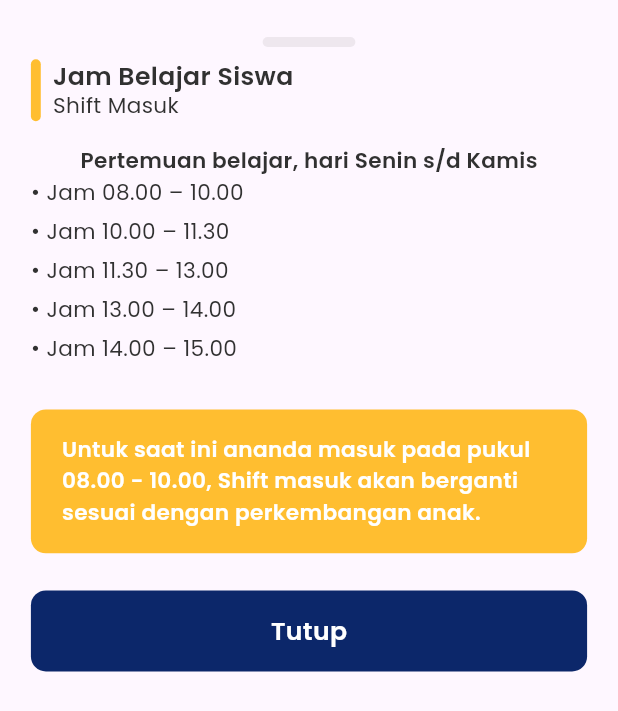
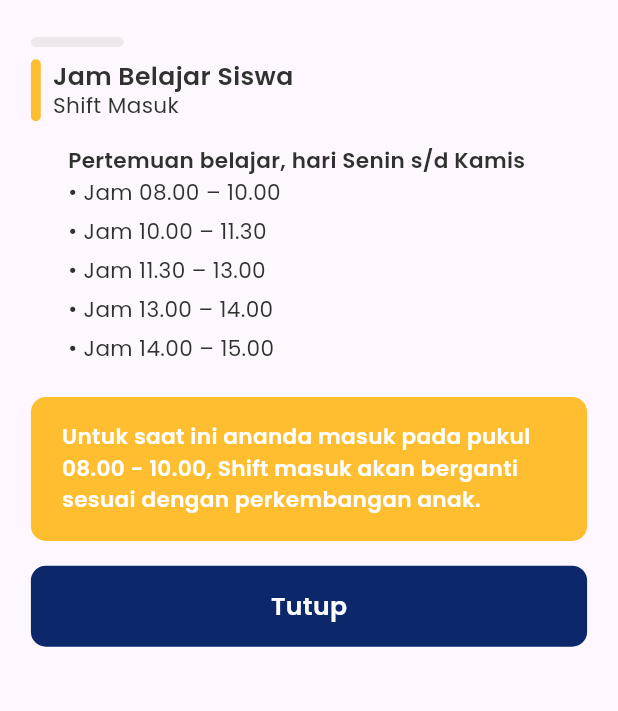
Before and after one commit to Ratih-Shinta/Fun-Education-App, a Flutter app: the BottomsheetPenjelasanShiftMasuk widget shown alone on an empty page, opened directly, on a phone screen of 412 x 824 dp. Shown: the top 711 px of the screen. Run offline on Flutter 3.47's test engine with Material 3 defaults, Android fonts, the phone set to English and light mode, and no system bars; drawn by our look-alikes of auto_size_text; our stand-ins replace flutter_svg, get, google_fonts.

Commit message:
feat [RS] : slicing bottomsheet penjelasan shift masuk

```diff
--- a/lib/app/global-component/common_button.dart
+++ b/lib/app/global-component/common_button.dart
@@ -4,10 +4,9 @@ import 'package:fun_education_app/common/helper/themes.dart';
 class CommonButton extends StatelessWidget {
   final String text;
   final VoidCallback onPressed;
+  final Color color;
 
-  CommonButton(
-      {Key? key,
-      required this.text, required this.onPressed})
+  CommonButton({Key? key, required this.text, required this.onPressed, required this.color})
       : super(key: key);
 
   @override
@@ -19,7 +18,7 @@ class CommonButton extends StatelessWidget {
         width: double.infinity,
         decoration: BoxDecoration(
           borderRadius: BorderRadius.circular(10),
-        color: secondaryColor,
+          color: color,
         ),
         alignment: Alignment.center,
         child: Text(
--- a/lib/app/pages/add-photo-page/add_photo_view.dart
+++ b/lib/app/pages/add-photo-page/add_photo_view.dart
@@ -57,7 +57,7 @@ class AddPhotoView extends StatelessWidget {
                           text:
                               'Usahakan menggunakan foto ananda setengah badan memakai seragam'),
                       SizedBox(height: height * 0.017),
-                      CommonButton(text: 'Masuk', onPressed: () {  },)
+                      CommonButton(text: 'Masuk', onPressed: () {  }, color: secondaryColor)
                     ],
                   ),
                 ),
--- a/lib/app/pages/home-page/components/bottomsheet_catatan_darurat.dart
+++ b/lib/app/pages/home-page/components/bottomsheet_catatan_darurat.dart
@@ -74,7 +74,7 @@ class BottomsheetCatatanDarurat extends StatelessWidget {
                   ),
                 )),
           ),
-          CommonButton(text: 'Tutup', onPressed: () => Navigator.pop(context))
+          CommonButton(text: 'Tutup', onPressed: () => Navigator.pop(context), color: secondaryColor,)
         ],
       ),
     ));
--- a/lib/app/pages/home-page/components/bottomsheet_penjelasan_shift_masuk.dart
+++ b/lib/app/pages/home-page/components/bottomsheet_penjelasan_shift_masuk.dart
@@ -1,5 +1,5 @@
 import 'package:auto_size_text/auto_size_text.dart';
-import 'package:flutter/foundation.dart';
+import 'package:flutter/cupertino.dart';
 import 'package:flutter/material.dart';
 import 'package:flutter/widgets.dart';
 import 'package:fun_education_app/app/global-component/common_button.dart';
@@ -16,11 +16,12 @@ class BottomsheetPenjelasanShiftMasuk extends StatelessWidget {
     final double height = mediaQuery.height;
 
     return SizedBox(
-        child: Padding(
+        child: Center(
+      child: Container(
         padding: EdgeInsets.symmetric(
             vertical: height * 0.03, horizontal: width * 0.05),
         child: Column(
-        crossAxisAlignment: CrossAxisAlignment.center,
+          crossAxisAlignment: CrossAxisAlignment.start,
           children: [
             Container(
               margin: EdgeInsets.only(bottom: height * 0.01),
@@ -43,7 +44,6 @@ class BottomsheetPenjelasanShiftMasuk extends StatelessWidget {
                   ),
                 ),
                 AutoSizeText.rich(
-                textAlign: TextAlign.start,
                   TextSpan(
                     text: 'Jam Belajar Siswa\n',
                     style: tsBodyMediumSemibold(blackColor).copyWith(
@@ -61,41 +61,53 @@ class BottomsheetPenjelasanShiftMasuk extends StatelessWidget {
               ],
             ),
             SizedBox(height: height * 0.02),
-          Center(
+            Container(
+              margin: EdgeInsets.symmetric(horizontal: width * 0.06),
               child: Column(
+                crossAxisAlignment: CrossAxisAlignment.start,
                 children: [
                   AutoSizeText.rich(
                     TextSpan(
                       text: 'Pertemuan belajar, hari Senin s/d Kamis',
-                      style: tsBodySmallSemibold(blackColor)),
+                      style: tsBodySmallSemibold(blackColor),
+                    ),
                   ),
                   BulletText(text: 'Jam 08.00 – 10.00'),
                   BulletText(text: 'Jam 10.00 – 11.30'),
                   BulletText(text: 'Jam 11.30 – 13.00'),
                   BulletText(text: 'Jam 13.00 – 14.00'),
+                  BulletText(text: 'Jam 14.00 – 15.00'),
                 ],
               ),
             ),
-          BulletText(text: 'Jam 14.00 – 15.00'),
-          Container(
-              margin:
-                  EdgeInsets.symmetric(vertical: height * 0.03),
+            SizedBox(height: height * 0.02),
+            Align(
+              alignment: Alignment.center,
+              child: Container(
                 padding: EdgeInsets.symmetric(
                     horizontal: width * 0.05, vertical: height * 0.02),
                 decoration: BoxDecoration(
                   color: warningColor,
                   borderRadius: BorderRadius.circular(10),
                 ),
-              child: Flexible(
                 child: AutoSizeText(
                   'Untuk saat ini ananda masuk pada pukul 08.00 - 10.00, Shift masuk akan berganti sesuai dengan perkembangan anak.',
                   maxLines: 5,
                   style: tsBodySmallSemibold(whiteColor),
                 ),
-              )),
-
-          CommonButton(text: 'Tutup', onPressed: () => Navigator.pop(context))
+              ),
+            ),
+            SizedBox(height: height * 0.02),
+            Align(
+              alignment: Alignment.center,
+              child: CommonButton(
+                text: 'Tutup',
+                onPressed: () => Navigator.pop(context),
+                color: secondaryColor,
+              ),
+            ),
           ],
+        ),
       ),
     ));
   }
--- a/lib/app/pages/login-page/login_page_view.dart
+++ b/lib/app/pages/login-page/login_page_view.dart
@@ -75,7 +75,7 @@ class LoginPageView extends StatelessWidget {
                         isObsecure: false,
                       ),
                       SizedBox(height: height * 0.075),
-                      CommonButton(text: 'Lanjut', onPressed: () {  },)
+                      CommonButton(text: 'Lanjut', onPressed: () {  }, color: secondaryColor,)
                     ],
                   ),
                 ),
```
Lines whose indentation alone changed are shown as unchanged.
